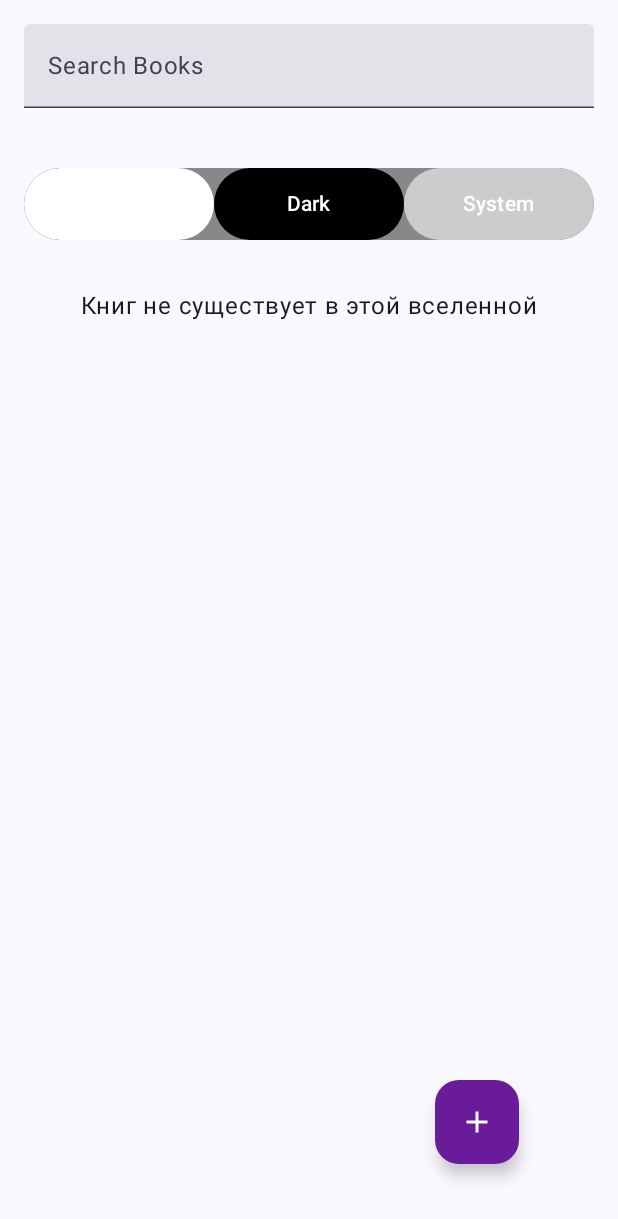
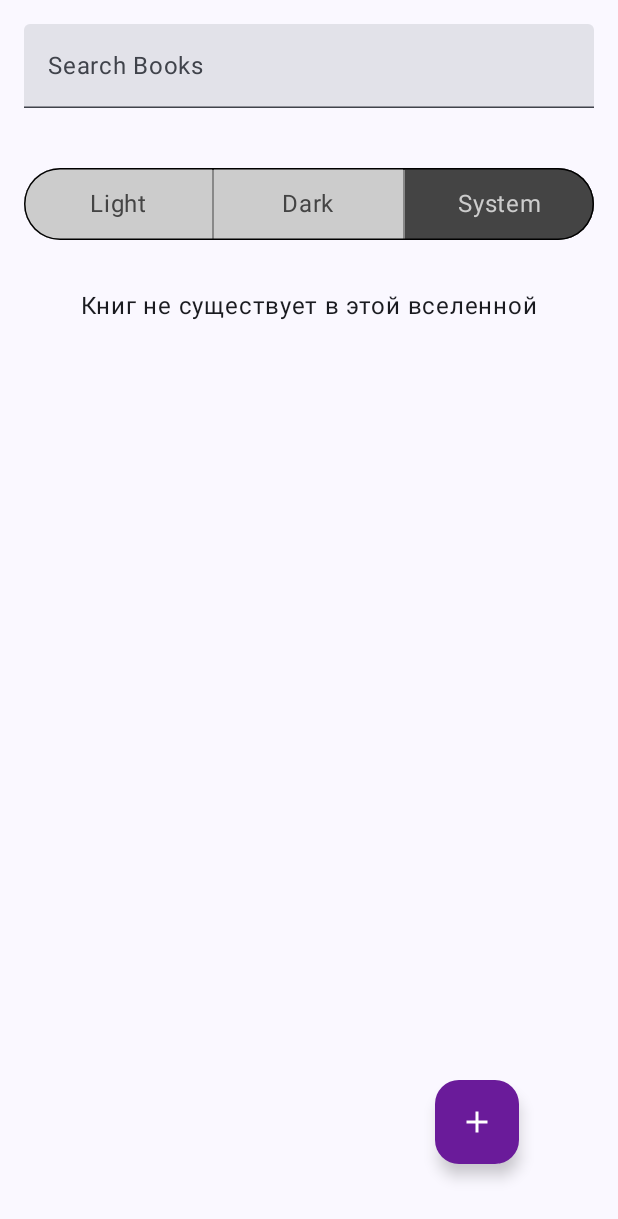
Before and after one commit to Forgenbumik/MyBooksApp, an Android app built with Jetpack Compose: the screen it shows after launch (MainActivity), on a phone screen of 412 x 824 dp. Shown: the top 1219 px of the screen. Run offline under Robolectric (Android 15) with nearby library versions, the phone set to English and light mode, and no system bars.

Commit message:
Реализация переключения темы приложения

```diff
--- a/app/src/main/java/com/example/mybooksapp/AppViewModel.kt
+++ b/app/src/main/java/com/example/mybooksapp/AppViewModel.kt
@@ -11,6 +11,9 @@ import kotlinx.coroutines.launch
 
 class AppViewModel(application: Application) : AndroidViewModel(application) {
 
+    private val _currentTheme = MutableStateFlow(Theme.SYSTEM)
+    val currentTheme: StateFlow<Theme> = _currentTheme
+
     private val _books = MutableStateFlow<List<Book>>(emptyList())
     val books: StateFlow<List<Book>> = _books.asStateFlow()
 
@@ -23,6 +26,10 @@ class AppViewModel(application: Application) : AndroidViewModel(application) {
     init {
         // Загрузка всех книг при инициализации ViewModel
         loadBooks()
+    }
+
+    fun setTheme(theme: Theme) {
+        _currentTheme.value = theme
     }
 
     fun loadBooks() {
@@ -55,11 +62,4 @@ class AppViewModel(application: Application) : AndroidViewModel(application) {
             loadBooks()
         }
     }
-
-    fun deleteBook(bookId: Long) {
-        viewModelScope.launch(Dispatchers.IO) {
-            databaseHelper.value.deleteBook(bookId)
-            loadBooks()
-        }
-    }
 }
--- a/app/src/main/java/com/example/mybooksapp/MainActivity.kt
+++ b/app/src/main/java/com/example/mybooksapp/MainActivity.kt
@@ -20,8 +20,6 @@ import androidx.compose.material.icons.Icons
 import androidx.compose.material.icons.filled.Add
 import androidx.compose.material.icons.filled.Delete
 import androidx.compose.material3.Button
-import androidx.compose.material3.ButtonDefaults
-import androidx.compose.material3.Divider
 import androidx.compose.material3.FloatingActionButton
 import androidx.compose.material3.HorizontalDivider
 import androidx.compose.material3.Icon
@@ -33,7 +31,10 @@ import androidx.compose.runtime.*
 import androidx.compose.ui.Alignment
 import androidx.compose.ui.Modifier
 import androidx.compose.ui.draw.clip
+import androidx.compose.ui.draw.drawWithContent
+import androidx.compose.ui.geometry.CornerRadius
 import androidx.compose.ui.graphics.Color
+import androidx.compose.ui.graphics.drawscope.Stroke
 import androidx.compose.ui.unit.dp
 import androidx.lifecycle.viewmodel.compose.viewModel
 import com.example.mybooksapp.ui.theme.MyBooksAppTheme
@@ -191,14 +192,14 @@ fun MainScreen(
     onBookClick: (Book) -> Unit,
     onDelete: (Book) -> Unit
 ) {
-    var currentTheme by remember { mutableStateOf(Theme.SYSTEM) }
+    val currentTheme by viewModel.currentTheme.collectAsState()
     val books by viewModel.books.collectAsState()
     val searchQuery by viewModel.searchQuery.collectAsState()
 
     MyBooksAppTheme(darkTheme = when (currentTheme) {
         Theme.LIGHT -> false
         Theme.DARK -> true
-        Theme.SYSTEM -> isSystemInDarkTheme()
+        Theme.SYSTEM -> false
     }) {
         Scaffold(
             floatingActionButton = {
@@ -221,21 +222,18 @@ fun MainScreen(
             ) {
                 SearchBar(searchQuery, viewModel)
                 ThemeSwitcher(
-                    onLightThemeSelected = { currentTheme = Theme.LIGHT },
-                    onDarkThemeSelected = { currentTheme = Theme.DARK },
-                    onSystemThemeSelected = { currentTheme = Theme.SYSTEM },
-                    selectedTheme = currentTheme.name
+                    onLightThemeSelected = { viewModel.setTheme(Theme.LIGHT) },
+                    onDarkThemeSelected = { viewModel.setTheme(Theme.DARK) },
+                    onSystemThemeSelected = { viewModel.setTheme(Theme.SYSTEM) },
+                    currentTheme = currentTheme
                 )
                 BooksList(books, onBookClick = onBookClick, onDelete = onDelete, modifier = Modifier)
                 if (books.isEmpty()) {
                     Text("Книг не существует в этой вселенной")
                 }
             }
-
         }
     }
-
-
 }
 
 @Composable
@@ -243,49 +241,94 @@ fun ThemeSwitcher(
     onLightThemeSelected: () -> Unit,
     onDarkThemeSelected: () -> Unit,
     onSystemThemeSelected: () -> Unit,
-    selectedTheme: String
+    currentTheme: Theme
 ) {
-    Row(
+
+    Box(
         modifier = Modifier
             .padding(16.dp)
             .clip(RoundedCornerShape(50))
+            .drawWithContent {
+                drawContent() // Рисует содержимое Box
+                drawRoundRect( // Рисует границу поверх
+                    color = Color.Black,
+                    size = size,
+                    cornerRadius = CornerRadius(size.height / 2, size.height / 2), // Овал
+                    style = Stroke(width = 2.dp.toPx()) // Толщина границы
+                )
+            }
             .background(Color.Gray)
             .height(48.dp)
             .fillMaxWidth()
+
     ) {
-        Button(
-            onClick = onLightThemeSelected,
-            modifier = Modifier
-                .weight(1f)
-                .fillMaxHeight(),
-            colors = ButtonDefaults.buttonColors(
-                containerColor = if (selectedTheme == "Light") Color.Yellow else Color.White
+        Row(
+            modifier = Modifier.fillMaxSize()
+        ) {
+            CustomButton(
+                text = "Light",
+                isSelected = currentTheme == Theme.LIGHT,
+                onClick = onLightThemeSelected,
+                modifier = Modifier.weight(1f),
+                theme = currentTheme
             )
-        ) {
-            Text("Light")
+            HorizontalDivider(color = Color.Black, modifier = Modifier.fillMaxHeight().width(1.dp))
+            CustomButton(
+                text = "Dark",
+                isSelected = currentTheme == Theme.DARK,
+                onClick = onDarkThemeSelected,
+                modifier = Modifier.weight(1f),
+                theme = currentTheme
+            )
+            HorizontalDivider(color = Color.Black, modifier = Modifier.fillMaxHeight().width(1.dp))
+            CustomButton(
+                text = "System",
+                isSelected = currentTheme == Theme.SYSTEM,
+                onClick = onSystemThemeSelected,
+                modifier = Modifier.weight(1f),
+                theme = currentTheme            )
         }
-        Button(
-            onClick = onDarkThemeSelected,
-            modifier = Modifier
-                .weight(1f)
-                .fillMaxHeight(),
-            colors = ButtonDefaults.buttonColors(
-                containerColor = if (selectedTheme == "Dark") Color.Yellow else Color.Black
-            )
-        ) {
-            Text("Dark", color = Color.White)
-        }
-        Button(
-            onClick = onSystemThemeSelected,
-            modifier = Modifier
-                .weight(1f)
-                .fillMaxHeight(),
-            colors = ButtonDefaults.buttonColors(
-                containerColor = if (selectedTheme == "System") Color.Yellow else Color.LightGray
-            )
-        ) {
-            Text("System")
-        }
+    }
+}
+
+@Composable
+fun CustomButton(
+    text: String,
+    isSelected: Boolean,
+    onClick: () -> Unit,
+    modifier: Modifier,
+    theme: Theme
+) {
+
+    var currentTheme = theme
+
+    if (currentTheme == Theme.SYSTEM) {
+        if (isSystemInDarkTheme()) currentTheme = Theme.DARK
+        else currentTheme = Theme.LIGHT
+    }
+
+    val backgroundColor = when {
+        isSelected && currentTheme == Theme.LIGHT -> Color.DarkGray
+        isSelected && currentTheme == Theme.DARK -> Color.LightGray
+        !isSelected && currentTheme == Theme.LIGHT -> Color.LightGray
+        else -> Color.DarkGray
+    }
+
+    val textColor = when {
+        isSelected && currentTheme == Theme.LIGHT -> Color.LightGray
+        isSelected && currentTheme == Theme.DARK -> Color.DarkGray
+        !isSelected && currentTheme == Theme.LIGHT -> Color.DarkGray
+        else -> Color.LightGray
+    }
+
+    Box(
+        modifier = modifier
+            .fillMaxHeight()
+            .clickable(onClick = onClick)
+            .background(backgroundColor),
+        contentAlignment = Alignment.Center
+    ) {
+        Text(text, color = textColor) // Используем цвет текста в зависимости от темы
     }
 }
 
```
